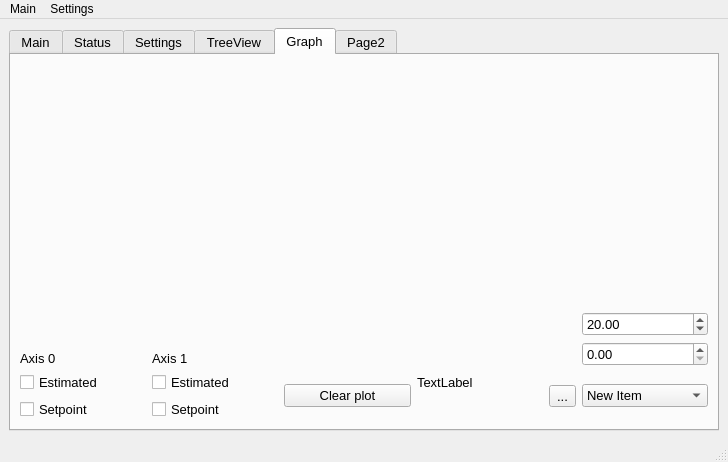
Before: the Qt Designer form gui/mainwindow2.ui in HK-AutoPlant/Gantry, drawn with Qt 5.
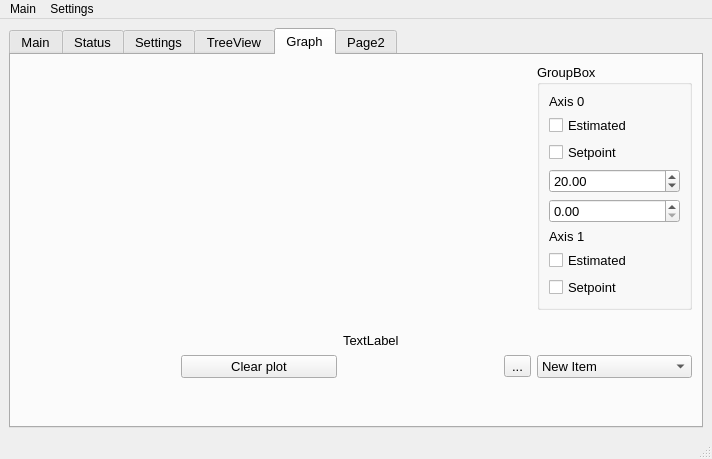
After: the same form once the commit is applied. The open tabs and pages were chosen to show the change. Icons and pictures are not drawn. Custom widgets are drawn as their Qt base class.

Commit message: auto res

Diff of the .ui file:
```diff
--- a/gui/mainwindow2.ui
+++ b/gui/mainwindow2.ui
@@ -6,8 +6,8 @@
    <rect>
     <x>0</x>
     <y>0</y>
-    <width>728</width>
-    <height>462</height>
+    <width>693</width>
+    <height>458</height>
    </rect>
   </property>
   <property name="windowTitle">
@@ -15,7 +15,7 @@
   </property>
   <widget class="QWidget" name="centralwidget">
    <layout class="QGridLayout" name="gridLayout_2">
-    <item row="0" column="0">
+    <item row="1" column="0">
      <widget class="QTabWidget" name="tabWidget">
       <property name="maximumSize">
        <size>
@@ -1033,73 +1033,21 @@
         <string>Graph</string>
        </attribute>
        <layout class="QGridLayout" name="gridLayout_4">
-        <item row="7" column="1">
-         <widget class="QCheckBox" name="checkBox_axis1Setpoint">
-          <property name="text">
-           <string>Setpoint</string>
+        <item row="0" column="0" colspan="3">
+         <widget class="PlotWidget" name="graphWidget" native="true">
+          <property name="enabled">
+           <bool>true</bool>
           </property>
          </widget>
         </item>
-        <item row="5" column="0" alignment="Qt::AlignBottom">
-         <widget class="QLabel" name="label_4">
-          <property name="text">
-           <string>Axis 0</string>
-          </property>
-         </widget>
-        </item>
-        <item row="6" column="4" rowspan="2">
-         <widget class="QToolButton" name="toolButton">
-          <property name="text">
-           <string>...</string>
-          </property>
-         </widget>
-        </item>
-        <item row="5" column="5">
-         <widget class="QDoubleSpinBox" name="gainVelController">
-          <property name="minimum">
-           <double>0.000000000000000</double>
-          </property>
-          <property name="singleStep">
-           <double>0.010000000000000</double>
-          </property>
-         </widget>
-        </item>
-        <item row="6" column="0">
-         <widget class="QCheckBox" name="checkBox_axis0Estimated">
-          <property name="text">
-           <string>Estimated</string>
-          </property>
-         </widget>
-        </item>
-        <item row="5" column="1" alignment="Qt::AlignBottom">
-         <widget class="QLabel" name="label_5">
-          <property name="text">
-           <string>Axis 1</string>
-          </property>
-         </widget>
-        </item>
-        <item row="6" column="2" rowspan="2">
+        <item row="4" column="1" rowspan="2">
          <widget class="QPushButton" name="pushButton_clearPlot">
           <property name="text">
            <string>Clear plot</string>
           </property>
          </widget>
         </item>
-        <item row="6" column="3">
-         <widget class="QLabel" name="label_testChecking">
-          <property name="text">
-           <string>TextLabel</string>
-          </property>
-         </widget>
-        </item>
-        <item row="3" column="0" colspan="4">
-         <widget class="PlotWidget" name="graphWidget_2" native="true">
-          <property name="enabled">
-           <bool>true</bool>
-          </property>
-         </widget>
-        </item>
-        <item row="6" column="5" rowspan="2">
+        <item row="4" column="4" rowspan="2">
          <widget class="QComboBox" name="comboBox">
           <item>
            <property name="text">
@@ -1123,34 +1071,107 @@
           </item>
          </widget>
         </item>
-        <item row="7" column="0">
-         <widget class="QCheckBox" name="checkBox_axis0Setpoint">
-          <property name="text">
-           <string>Setpoint</string>
-          </property>
-         </widget>
-        </item>
-        <item row="6" column="1">
-         <widget class="QCheckBox" name="checkBox_axis1Estimated">
-          <property name="text">
-           <string>Estimated</string>
-          </property>
-         </widget>
-        </item>
-        <item row="0" column="0" colspan="4">
-         <widget class="PlotWidget" name="graphWidget" native="true">
+        <item row="3" column="0" colspan="3">
+         <widget class="PlotWidget" name="graphWidget_2" native="true">
           <property name="enabled">
            <bool>true</bool>
           </property>
          </widget>
         </item>
-        <item row="4" column="5">
-         <widget class="QDoubleSpinBox" name="gainPosController">
-          <property name="value">
-           <double>20.000000000000000</double>
+        <item row="4" column="3" rowspan="2">
+         <widget class="QToolButton" name="toolButton">
+          <property name="text">
+           <string>...</string>
           </property>
          </widget>
         </item>
+        <item row="4" column="2">
+         <widget class="QLabel" name="label_testChecking">
+          <property name="text">
+           <string>TextLabel</string>
+          </property>
+         </widget>
+        </item>
+        <item row="0" column="4" rowspan="4">
+         <widget class="QGroupBox" name="groupBox">
+          <property name="title">
+           <string>GroupBox</string>
+          </property>
+          <layout class="QGridLayout" name="gridLayout_11">
+           <item row="8" column="0">
+            <widget class="QCheckBox" name="checkBox_axis1Setpoint">
+             <property name="text">
+              <string>Setpoint</string>
+             </property>
+            </widget>
+           </item>
+           <item row="4" column="0">
+            <widget class="QDoubleSpinBox" name="gainVelController">
+             <property name="minimum">
+              <double>0.000000000000000</double>
+             </property>
+             <property name="singleStep">
+              <double>0.010000000000000</double>
+             </property>
+            </widget>
+           </item>
+           <item row="5" column="0">
+            <widget class="QLabel" name="label_5">
+             <property name="maximumSize">
+              <size>
+               <width>16777215</width>
+               <height>30</height>
+              </size>
+             </property>
+             <property name="text">
+              <string>Axis 1</string>
+             </property>
+            </widget>
+           </item>
+           <item row="2" column="0">
+            <widget class="QCheckBox" name="checkBox_axis0Setpoint">
+             <property name="text">
+              <string>Setpoint</string>
+             </property>
+            </widget>
+           </item>
+           <item row="0" column="0">
+            <widget class="QLabel" name="label_4">
+             <property name="maximumSize">
+              <size>
+               <width>16777215</width>
+               <height>30</height>
+              </size>
+             </property>
+             <property name="text">
+              <string>Axis 0</string>
+             </property>
+            </widget>
+           </item>
+           <item row="1" column="0">
+            <widget class="QCheckBox" name="checkBox_axis0Estimated">
+             <property name="text">
+              <string>Estimated</string>
+             </property>
+            </widget>
+           </item>
+           <item row="3" column="0">
+            <widget class="QDoubleSpinBox" name="gainPosController">
+             <property name="value">
+              <double>20.000000000000000</double>
+             </property>
+            </widget>
+           </item>
+           <item row="7" column="0">
+            <widget class="QCheckBox" name="checkBox_axis1Estimated">
+             <property name="text">
+              <string>Estimated</string>
+             </property>
+            </widget>
+           </item>
+          </layout>
+         </widget>
+        </item>
        </layout>
       </widget>
       <widget class="QWidget" name="tab_7">
@@ -1172,7 +1193,7 @@
     <rect>
      <x>0</x>
      <y>0</y>
-     <width>728</width>
+     <width>693</width>
      <height>21</height>
     </rect>
    </property>
```
Left out of the diff: 6 changed lines with no effect on the pictures. The commit also changes 1 other file.
